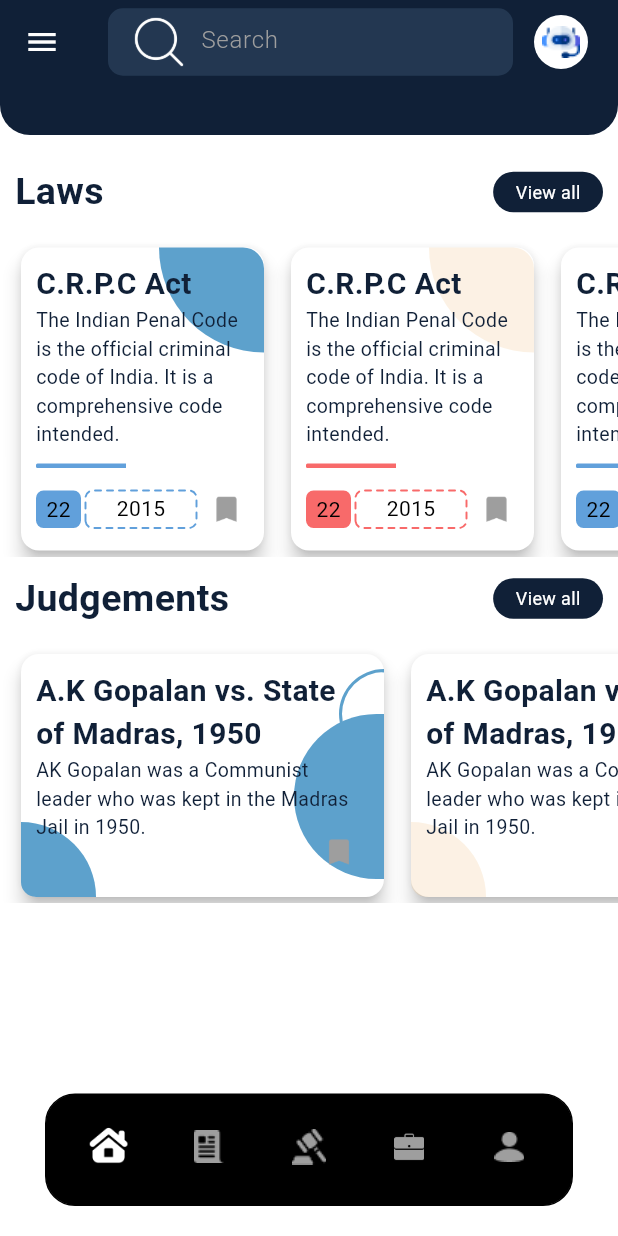
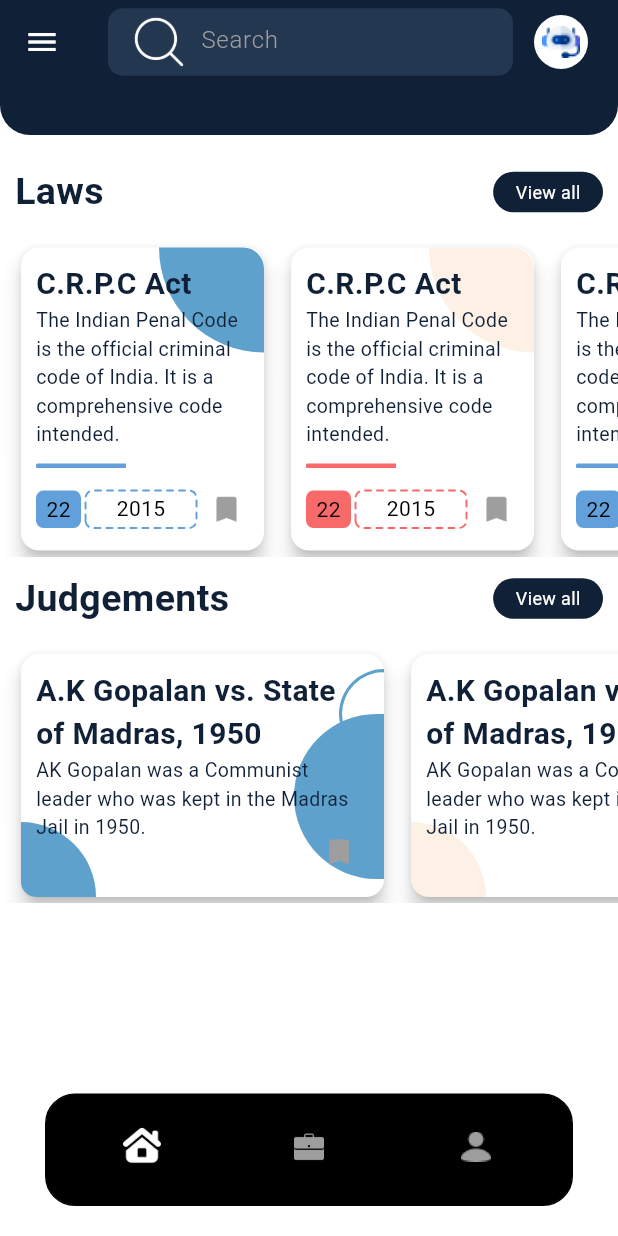
Before and after one commit to harm04/Adhikar2.o, a Flutter app: the screen it shows after launch, on a phone screen of 412 x 824 dp. Run offline on Flutter 3.47's test engine with Material 3 defaults, Android fonts, the light colour scheme and no system bars; drawn by our look-alikes of dotted_border; our stand-ins replace cloud_firestore, dash_chat_2, file_picker, firebase_auth, firebase_core, firebase_storage and 4 more; missing offline and left inert: dropdownfield2, google_mlkit_text_recognition, razorpay_flutter, zego_uikit_prebuilt_call; accounts and stored records are empty.

```diff
--- a/lib/provider/lawyerProvider.dart
+++ b/lib/provider/lawyerProvider.dart
@@ -7,7 +7,7 @@ class LawyerProvider with ChangeNotifier {
   LawyerModel get getLawyer => _lawyermodel!;
 
   Future<void> refreshLawyer() async {
-    LawyerModel lawyermodel = await AuthServices().getLawyerDetals();
+    LawyerModel? lawyermodel = await AuthServices().getLawyerDetals();
     _lawyermodel = lawyermodel;
     notifyListeners();
   }
--- a/lib/screens/aiServices.dart
+++ b/lib/screens/aiServices.dart
@@ -20,11 +20,12 @@ class _AIServicesState extends State<AIServices> {
   Widget build(BuildContext context) {
     final FirebaseAuth _auth = FirebaseAuth.instance;
 
-
     return _auth.currentUser == null
         ? AlertDialog(
             title: const Text(
-                'It seems you are not authenticated..!\nTo access AI services you need to signup',style: TextStyle(color: Colors.black,fontSize: 18),),
+              'It seems you are not authenticated..!\nTo access AI services you need to signup',
+              style: TextStyle(color: Colors.black, fontSize: 18),
+            ),
             actions: [
               TextButton(
                   onPressed: () {
--- a/lib/screens/home.dart
+++ b/lib/screens/home.dart
@@ -4,9 +4,7 @@ import 'package:adhikar2_o/screens/aiServices.dart';
 import 'package:adhikar2_o/screens/applyForLawyerScreen.dart';
 import 'package:adhikar2_o/screens/auth/loginScreen.dart';
 import 'package:adhikar2_o/screens/auth/siginScreen.dart';
-import 'package:adhikar2_o/screens/drawerScreens/emergencyScreen.dart';
-import 'package:adhikar2_o/screens/drawerScreens/filters.dart';
-import 'package:adhikar2_o/screens/drawerScreens/forms.dart';
+
 import 'package:adhikar2_o/screens/verfificationPendingScreen.dart';
 import 'package:adhikar2_o/services/authServices.dart';
 import 'package:adhikar2_o/utils/colors.dart';
@@ -133,51 +131,51 @@ class _HomeScreenState extends State<HomeScreen> {
                       padding: EdgeInsets.only(left: 35.0),
                       child: Column(
                         children: [
-                          GestureDetector(
-                            onTap: () {
-                              Navigator.push(context,
-                                  MaterialPageRoute(builder: (context) {
-                                return const FiltersScreen();
-                              }));
-                            },
-                            child: const DrawerItems(
-                                image: 'assets/icons/ic_filter.png',
-                                name: 'Filter'),
-                          ),
-                          GestureDetector(
-                            onTap: () {},
-                            child: const DrawerItems(
-                                image: 'assets/icons/ic_fines.png',
-                                name: 'Fines'),
-                          ),
+                          // GestureDetector(
+                          //   onTap: () {
+                          //     Navigator.push(context,
+                          //         MaterialPageRoute(builder: (context) {
+                          //       return const FiltersScreen();
+                          //     }));
+                          //   },
+                          //   child: const DrawerItems(
+                          //       image: 'assets/icons/ic_filter.png',
+                          //       name: 'Filter'),
+                          // ),
+                          // GestureDetector(
+                          //   onTap: () {},
+                          //   child: const DrawerItems(
+                          //       image: 'assets/icons/ic_fines.png',
+                          //       name: 'Fines'),
+                          // ),
                           GestureDetector(
                             onTap: () {},
                             child: const DrawerItems(
                                 image: 'assets/icons/ic_contact_us.png',
                                 name: 'Contact us'),
                           ),
-                          GestureDetector(
-                            onTap: () {
-                              Navigator.push(context,
-                                  MaterialPageRoute(builder: (context) {
-                                return const FormsScreen();
-                              }));
-                            },
-                            child: const DrawerItems(
-                                image: 'assets/icons/ic_forms.png',
-                                name: 'Forms'),
-                          ),
-                          GestureDetector(
-                            onTap: () {
-                              Navigator.push(context,
-                                  MaterialPageRoute(builder: (context) {
-                                return const EmergencyScreen();
-                              }));
-                            },
-                            child: const DrawerItems(
-                                image: 'assets/icons/ic_emergency.png',
-                                name: 'Emergency'),
-                          ),
+                          // GestureDetector(
+                          //   onTap: () {
+                          //     Navigator.push(context,
+                          //         MaterialPageRoute(builder: (context) {
+                          //       return const FormsScreen();
+                          //     }));
+                          //   },
+                          //   child: const DrawerItems(
+                          //       image: 'assets/icons/ic_forms.png',
+                          //       name: 'Forms'),
+                          // ),
+                          // GestureDetector(
+                          //   onTap: () {
+                          //     Navigator.push(context,
+                          //         MaterialPageRoute(builder: (context) {
+                          //       return const EmergencyScreen();
+                          //     }));
+                          //   },
+                          //   child: const DrawerItems(
+                          //       image: 'assets/icons/ic_emergency.png',
+                          //       name: 'Emergency'),
+                          // ),
                           GestureDetector(
                             onTap: () {},
                             child: const DrawerItems(
--- a/lib/widgets/bottombar.dart
+++ b/lib/widgets/bottombar.dart
@@ -27,8 +27,8 @@ class _BottomBarState extends State<BottomBar> {
 
   List<Widget> pageList = [
     const HomeScreen(),
-    const Center(child: Text("page2()")),
-    const Center(child: Text(" LawScreen()")),
+    // const Center(child: Text("page2()")),
+    // const Center(child: Text(" LawScreen()")),
     const Center(child: MarketPlaceScreen()),
     const Center(child: ProfileScreen())
   ];
@@ -88,26 +88,26 @@ class _BottomBarState extends State<BottomBar> {
                 ),
                 backgroundColor: Colors.white,
               ),
-              BottomNavigationBarItem(
-                icon: ImageIcon(
-                  const AssetImage('assets/icons/ic_document.png'),
-                  size: 40,
-                  color: (_page == 1) ? Colors.white : Colors.grey,
-                ),
-                backgroundColor: Colors.white,
-              ),
-              BottomNavigationBarItem(
-                  icon: ImageIcon(
-                    const AssetImage('assets/icons/ic_law.png'),
-                    size: 40,
-                    color: (_page == 2) ? Colors.white : Colors.grey,
-                  ),
-                  backgroundColor: Colors.white),
+              // BottomNavigationBarItem(
+              //   icon: ImageIcon(
+              //     const AssetImage('assets/icons/ic_document.png'),
+              //     size: 40,
+              //     color: (_page == 1) ? Colors.white : Colors.grey,
+              //   ),
+              //   backgroundColor: Colors.white,
+              // ),
+              // BottomNavigationBarItem(
+              //     icon: ImageIcon(
+              //       const AssetImage('assets/icons/ic_law.png'),
+              //       size: 40,
+              //       color: (_page == 2) ? Colors.white : Colors.grey,
+              //     ),
+              //     backgroundColor: Colors.white),
               BottomNavigationBarItem(
                 icon: ImageIcon(
                   const AssetImage('assets/icons/ic_marketplace.png'),
                   size: 20,
-                  color: (_page == 3) ? Colors.white : Colors.grey,
+                  color: (_page == 1) ? Colors.white : Colors.grey,
                 ),
                 backgroundColor: Colors.white,
               ),
@@ -115,7 +115,7 @@ class _BottomBarState extends State<BottomBar> {
                 icon: ImageIcon(
                   const AssetImage('assets/icons/ic_profile.png'),
                   size: 20,
-                  color: (_page == 4) ? Colors.white : Colors.grey,
+                  color: (_page == 2) ? Colors.white : Colors.grey,
                 ),
                 backgroundColor: Colors.white,
               ),
```
Also changed, not shown: lib/screens/chatScreen.dart (+52 -6 lines), lib/screens/confirmConsultation.dart (+32 -23 lines), lib/screens/docScanning.dart (+52 -5 lines), lib/screens/lawyerProfile.dart (+14 -5 lines), lib/screens/marketplace.dart (+14 -8 lines), lib/screens/myMeetings.dart (+12 -3 lines), lib/screens/videoCallScreen.dart (+3 -6 lines).
